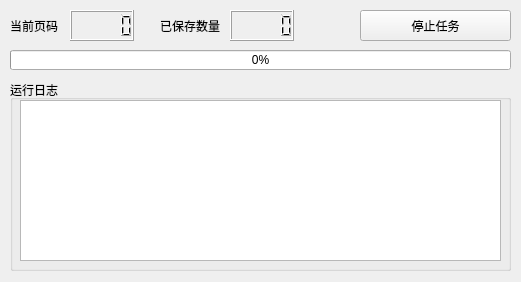
Above: ui/processor.ui from feassh/zying-auto before the change. Below: the same form after it.
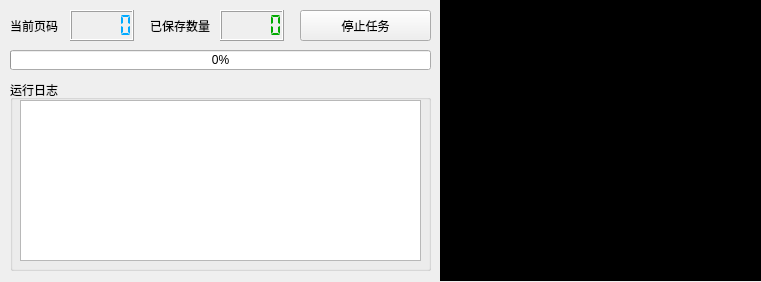
That is the form after the change.

Diff of the .ui file:
```diff
--- a/ui/processor.ui
+++ b/ui/processor.ui
@@ -6,7 +6,7 @@
    <rect>
     <x>0</x>
     <y>0</y>
-    <width>521</width>
+    <width>761</width>
     <height>282</height>
    </rect>
   </property>
@@ -19,7 +19,7 @@
      <rect>
       <x>10</x>
       <y>50</y>
-      <width>501</width>
+      <width>421</width>
       <height>20</height>
      </rect>
     </property>
@@ -32,7 +32,7 @@
      <rect>
       <x>10</x>
       <y>80</y>
-      <width>501</width>
+      <width>421</width>
       <height>191</height>
      </rect>
     </property>
@@ -44,7 +44,7 @@
       <rect>
        <x>10</x>
        <y>20</y>
-       <width>481</width>
+       <width>401</width>
        <height>161</height>
       </rect>
      </property>
@@ -56,9 +56,9 @@
    <widget class="QPushButton" name="pbStop">
     <property name="geometry">
      <rect>
-      <x>360</x>
+      <x>300</x>
       <y>10</y>
-      <width>151</width>
+      <width>131</width>
       <height>31</height>
      </rect>
     </property>
@@ -75,11 +75,16 @@
       <height>31</height>
      </rect>
     </property>
+    <property name="styleSheet">
+     <string notr="true">QLCDNumber {
+  color: rgb(0, 170, 255);
+}</string>
+    </property>
     <property name="mode">
      <enum>QLCDNumber::Dec</enum>
     </property>
     <property name="segmentStyle">
-     <enum>QLCDNumber::Filled</enum>
+     <enum>QLCDNumber::Flat</enum>
     </property>
    </widget>
    <widget class="QLabel" name="label">
@@ -98,7 +103,7 @@
    <widget class="QLabel" name="label_2">
     <property name="geometry">
      <rect>
-      <x>160</x>
+      <x>150</x>
       <y>10</y>
       <width>71</width>
       <height>31</height>
@@ -111,16 +116,42 @@
    <widget class="QLCDNumber" name="lcdSavedNumber">
     <property name="geometry">
      <rect>
-      <x>230</x>
+      <x>220</x>
       <y>10</y>
       <width>64</width>
       <height>31</height>
      </rect>
     </property>
+    <property name="styleSheet">
+     <string notr="true">QLCDNumber {
+  color: rgb(0, 170, 0);
+}</string>
+    </property>
+    <property name="segmentStyle">
+     <enum>QLCDNumber::Flat</enum>
+    </property>
     <property name="value" stdset="0">
      <double>0.000000000000000</double>
     </property>
    </widget>
+   <widget class="QTextEdit" name="teLogDebug">
+    <property name="geometry">
+     <rect>
+      <x>440</x>
+      <y>0</y>
+      <width>321</width>
+      <height>281</height>
+     </rect>
+    </property>
+    <property name="styleSheet">
+     <string notr="true">QTextEdit {
+  background-color: rgb(0, 0, 0);
+}</string>
+    </property>
+    <property name="readOnly">
+     <bool>true</bool>
+    </property>
+   </widget>
   </widget>
  </widget>
  <resources/>
```
